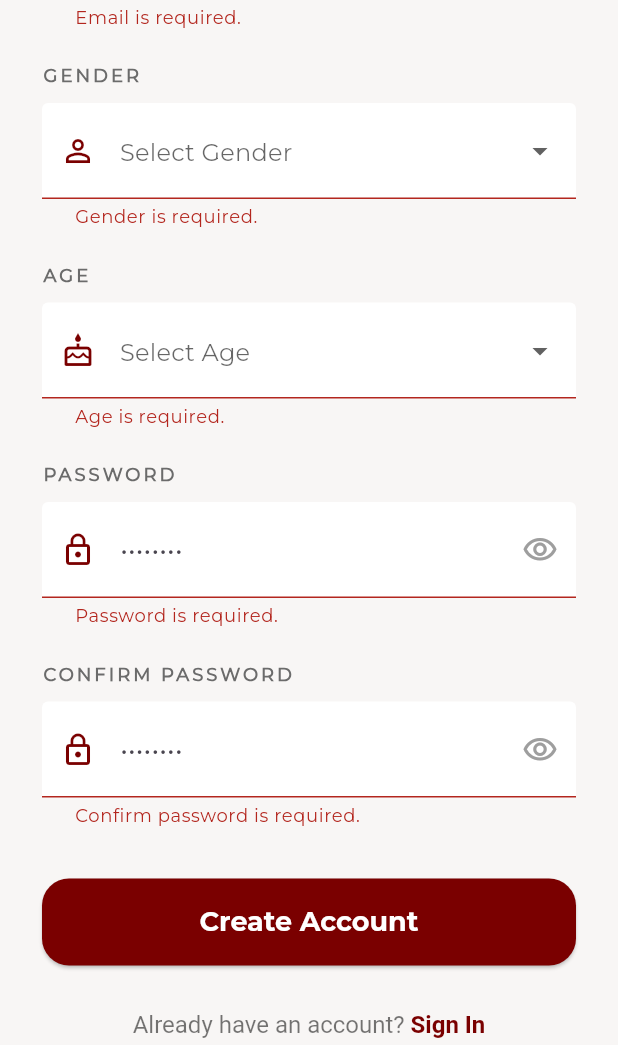
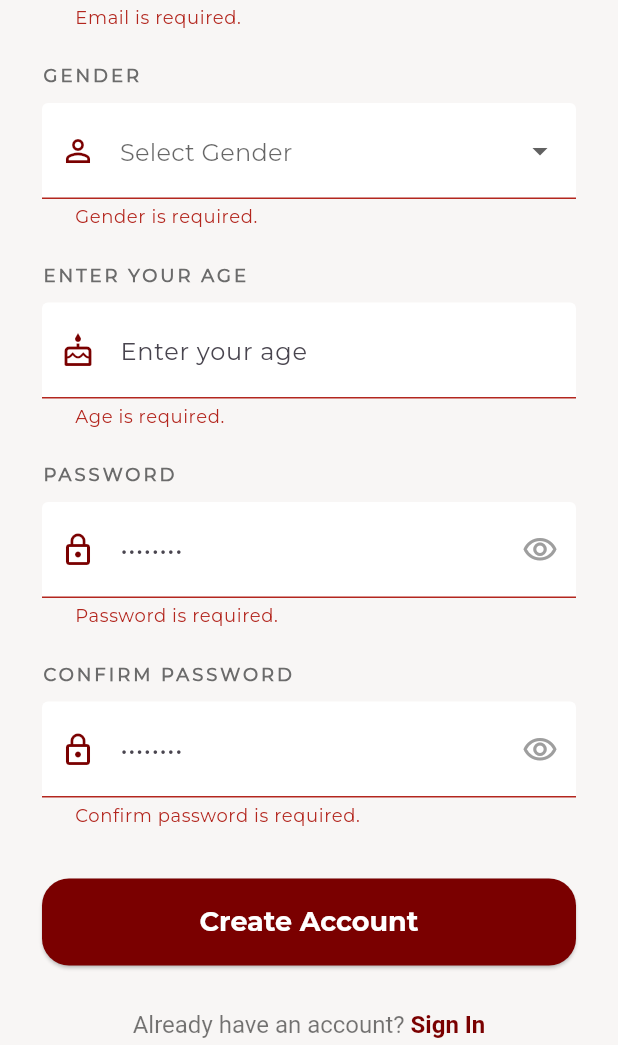
Before and after one commit to Sristikapuri/FashioMe-App, a Flutter app: the SignupPage screen opened directly, scrolled down 493 dp, after a tap on "Create Account", on a phone screen of 412 x 824 dp, the part 191-1236 px from its top. Run offline on Flutter 3.47's test engine with Material 3 defaults, Android fonts, the phone set to English and light mode, and no system bars; our stand-ins replace dartz, equatable, flutter_riverpod, hive, shared_preferences; accounts and stored records are empty; network calls fail; project files that could hold a hidden picture were left out.

Commit message:
updated age field in signup page

```diff
--- a/lib/features/auth/presentation/pages/signup_page.dart
+++ b/lib/features/auth/presentation/pages/signup_page.dart
@@ -25,11 +25,11 @@ class _SignupPageState extends ConsumerState<SignupPage> {
   final TextEditingController confirmPasswordController =
       TextEditingController();
 
+  final TextEditingController ageController = TextEditingController();
+
   String? _selectedGender;
-  String? _selectedAge;
 
   final List<String> _genderOptions = ['Male', 'Female', 'Other'];
-  final List<String> _ageOptions = List.generate(100, (index) => '${index + 1}');
 
   @override
   void initState() {
@@ -43,6 +43,7 @@ class _SignupPageState extends ConsumerState<SignupPage> {
     emailController.dispose();
     passwordController.dispose();
     confirmPasswordController.dispose();
+    ageController.dispose();
     super.dispose();
   }
 
@@ -193,23 +194,24 @@ class _SignupPageState extends ConsumerState<SignupPage> {
 
                 const SizedBox(height: 22),
 
-                /// age dropdown
-                buildDropdownField(
-                  label: 'Age',
-                  hint: 'Select Age',
-                  value: _selectedAge,
-                  options: _ageOptions,
+                /// age
+                buildTextField(
+                  label: 'Enter your age',
+                  hint: 'Enter your age',
+                  controller: ageController,
                   icon: Icons.cake_outlined,
                   validator: (value) {
-                    if (value == null || value.isEmpty) {
+                    if (value == null || value.trim().isEmpty) {
                       return 'Age is required.';
                     }
+                    final age = int.tryParse(value.trim());
+                    if (age == null) {
+                      return 'Please enter a valid age.';
+                    }
+                    if (age < 1 || age > 120) {
+                      return 'Please enter a valid age (1-120).';
+                    }
                     return null;
-                  },
-                  onChanged: (value) {
-                    setState(() {
-                      _selectedAge = value;
-                    });
                   },
                 ),
 
@@ -362,7 +364,7 @@ class _SignupPageState extends ConsumerState<SignupPage> {
           password: passwordController.text,
           confirmPassword: confirmPasswordController.text,
           gender: _selectedGender,
-          age: _selectedAge,
+          age: ageController.text,
         );
     if (!mounted) return;
     if (success) {
```
